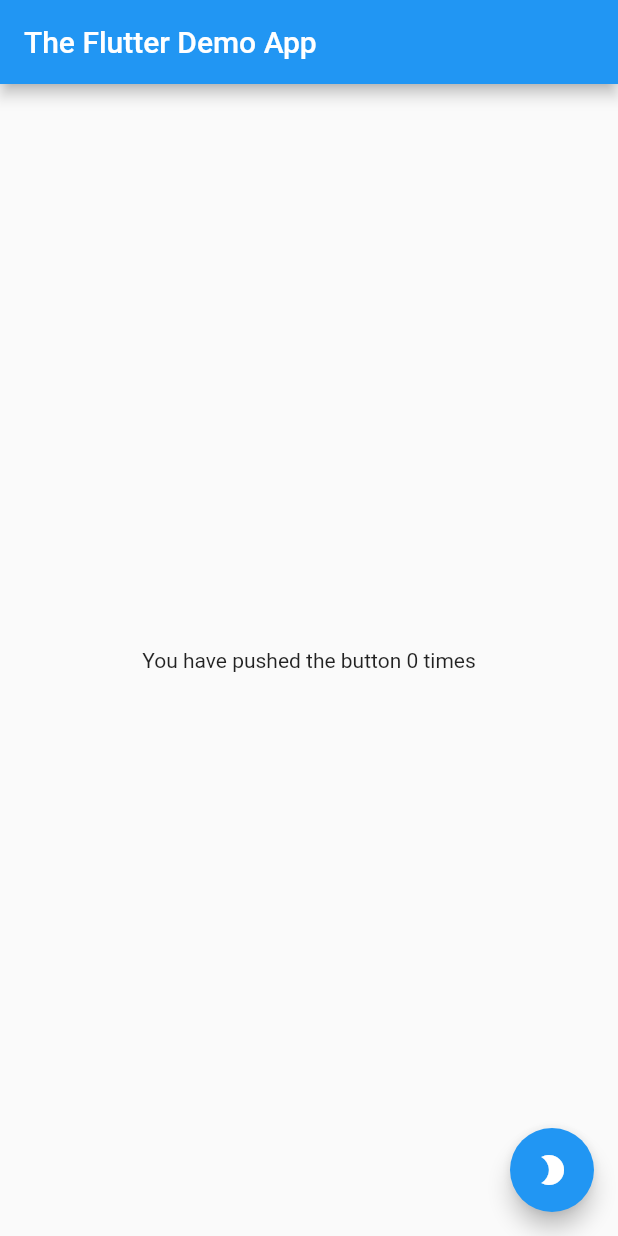
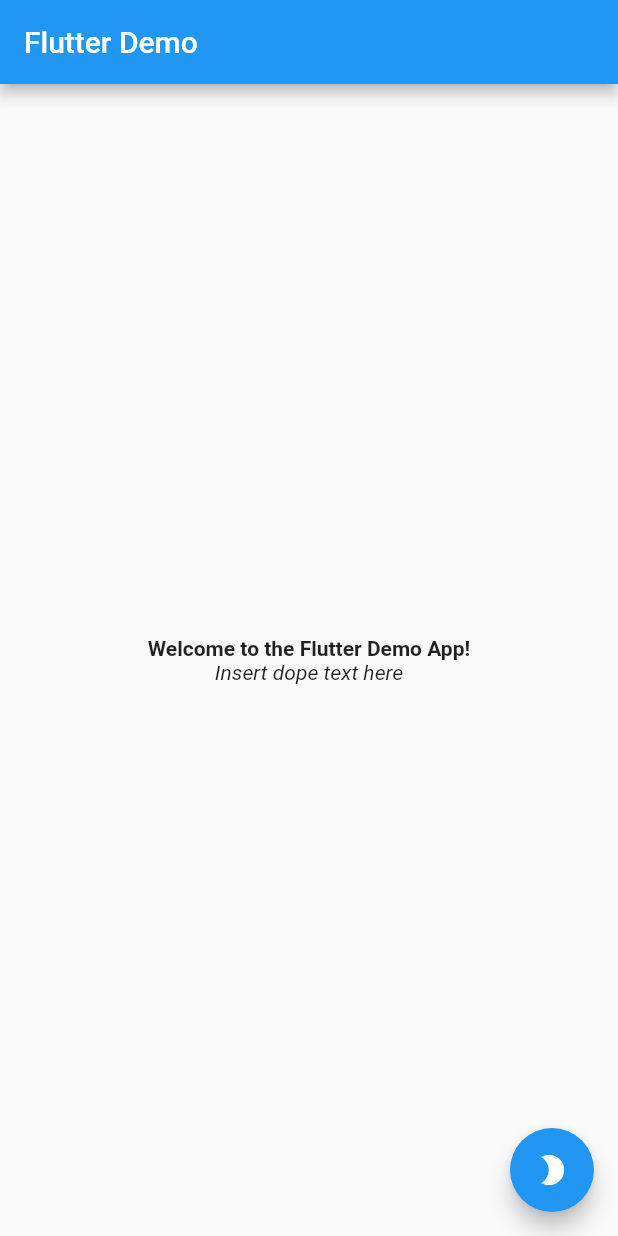
Before and after one commit to urmilshroff/flutter_demo, a Flutter app: the screen it shows after launch, on a phone screen of 412 x 824 dp. Run offline on Flutter 3.47's test engine with Material 2 defaults, Android fonts, the phone set to English and light mode, and no system bars; our stand-ins replace dynamic_theme, splashscreen.

Commit message:
Improvements and an attempt to make a splash screen

```diff
--- a/lib/main.dart
+++ b/lib/main.dart
@@ -1,5 +1,6 @@
 import 'package:flutter/material.dart';
 import 'package:dynamic_theme/dynamic_theme.dart';
+import 'package:splashscreen/splashscreen.dart';
 
 void main() => runApp(MyApp());
 
@@ -14,7 +15,7 @@ class MyApp extends StatelessWidget {
           return MaterialApp(
             title: 'Flutter Demo',
             theme: theme,
-            home: MyHomePage(title: 'Flutter Demo Home Page'),
+            home: MyHomePage(title: 'Flutter Demo'),
           );
         });
   }
@@ -28,6 +29,30 @@ class MyHomePage extends StatefulWidget {
   @override
   _MyHomePageState createState() => _MyHomePageState();
 }
+
+//class MySplashScreen extends StatefulWidget {
+//  MySplashScreen({Key key, this.title}) : super(key: key);
+//
+//  final String title; //always marked final
+//
+//  @override
+//  _MySplashScreenState createState() => _MySplashScreenState();
+//}
+//
+//class _MySplashScreenState extends State<MyHomePage> {
+//  @override
+//  Widget build(BuildContext context) {
+//    return new SplashScreen(
+//        seconds: 5,
+//        navigateAfterSeconds: new MyHomePage(),
+//        title: new Text('Change This'),
+//        image: new Image.network(
+//            'https://flutter.dev/assets/flutter-lockup-4cb0ee072ab312e59784d9fbf4fb7ad42688a7fdaea1270ccf6bbf4f34b7e03f.svg'),
+//        backgroundColor: Colors.white,
+//        photoSize: 100.0,
+//        loaderColor: Colors.red);
+//  }
+//}
 
 class _MyHomePageState extends State<MyHomePage> {
   int _counter = 0;
@@ -62,14 +87,17 @@ class _MyHomePageState extends State<MyHomePage> {
     //this method is called by setState above
     return Scaffold(
       appBar: AppBar(
-        title: Text("The Flutter Demo App"),
+        title: Text("Flutter Demo"),
       ),
       body: Center(
         child: Column(
           mainAxisAlignment: MainAxisAlignment.center,
           children: <Widget>[
+            Text('Welcome to the Flutter Demo App!',
+                style: TextStyle(fontWeight: FontWeight.bold)),
             Text(
-              'You have pushed the button $_counter times',
+              'Insert dope text here',
+              style: TextStyle(fontStyle: FontStyle.italic),
             ),
           ],
         ),
--- a/pubspec.yaml
+++ b/pubspec.yaml
@@ -20,10 +20,9 @@ dependencies:
   flutter:
     sdk: flutter
 
-  # The following adds the Cupertino Icons font to your application.
-  # Use with the CupertinoIcons class for iOS style icons.
   cupertino_icons: ^0.1.2
   dynamic_theme: ^1.0.1
+  splashscreen:
 
 dev_dependencies:
   flutter_test:
```
Also changed, not shown: 1 other file.
